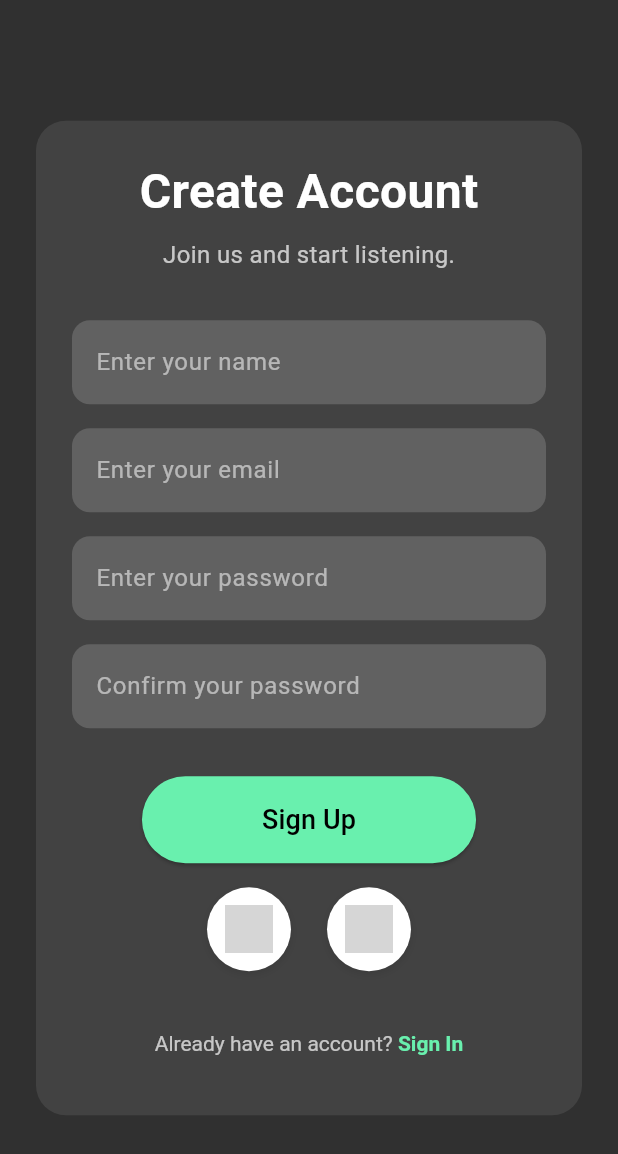
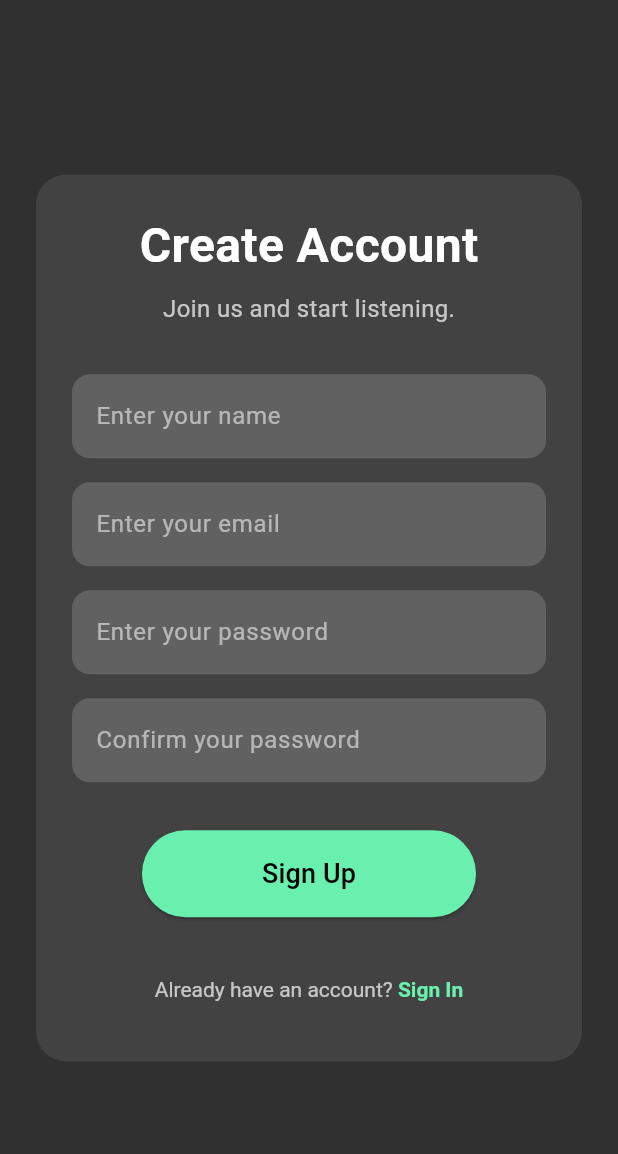
Before and after one commit to Adon-Paul/melody, a Flutter app: the screen it shows after launch, after a tap on the "arrow forward" icon, after a tap on "Log In", after a tap on "Sign Up", on a phone screen of 412 x 824 dp. Shown: the top 1154 px of the screen. Run offline on Flutter 3.47's test engine with Material 3 defaults, Android fonts, the phone set to English and light mode, and no system bars; our stand-ins replace firebase_auth, firebase_core, fluttertoast, google_sign_in; accounts and stored records are empty; network calls fail; grey boxes are pictures that could not be loaded.

Commit message:
add Google and Facebook sign-in

```diff
--- a/lib/auth/login_page.dart
+++ b/lib/auth/login_page.dart
@@ -1,12 +1,14 @@
+// Import necessary packages for UI, Firebase, Google Sign-In, and toasts.
 import 'package:fluttertoast/fluttertoast.dart';
 import 'package:flutter/material.dart';
+import 'package:firebase_auth/firebase_auth.dart';
+import 'package:google_sign_in/google_sign_in.dart';
+
+// Import local project files. Ensure these paths are correct in your project structure.
 import 'signup_page.dart';
 import '../test_page.dart';
 import '../ui elements/slide_transition.dart';
 import '../ui elements/social_sign_in_button.dart';
-
-
-import 'package:firebase_auth/firebase_auth.dart';
 
 class LoginPage extends StatefulWidget {
   const LoginPage({super.key});
@@ -16,22 +18,135 @@ class LoginPage extends StatefulWidget {
 }
 
 class _LoginPageState extends State<LoginPage> {
+  // Text editing controllers for the email and password fields.
   final TextEditingController _emailController = TextEditingController();
   final TextEditingController _passwordController = TextEditingController();
+
+  // State variables to manage loading indicators and display error messages.
   String? _errorMessage;
   bool _isLoading = false;
+
+  // --- Authentication Methods ---
+
+  /// Handles the sign-in process with email and password.
+  Future<void> _login() async {
+    // Check if the widget is still in the widget tree before updating state.
+    if (!mounted) return;
+
+    setState(() {
+      _isLoading = true;
+      _errorMessage = null;
+    });
+
+    try {
+      // Attempt to sign in with the provided credentials.
+      await FirebaseAuth.instance.signInWithEmailAndPassword(
+        email: _emailController.text.trim(),
+        password: _passwordController.text.trim(),
+      );
+
+      // On success, show a confirmation toast and navigate to the main app page.
+      if (mounted) {
+        Fluttertoast.showToast(msg: 'Login Successful!');
+        // Using pushReplacement prevents the user from navigating back to the login page.
+        Navigator.pushReplacement(
+          context,
+          MaterialPageRoute(builder: (context) => const TestPage()),
+        );
+      }
+    } on FirebaseAuthException catch (e) {
+      // Handle specific Firebase authentication errors (e.g., wrong password, user not found).
+      if (mounted) {
+        setState(() {
+          _errorMessage = e.message;
+        });
+      }
+    } catch (e) {
+      // Handle any other unexpected errors.
+      if (mounted) {
+        setState(() {
+          _errorMessage = 'An unexpected error occurred. Please try again.';
+        });
+      }
+    } finally {
+      // Ensure the loading indicator is turned off, regardless of success or failure.
+      if (mounted) {
+        setState(() {
+          _isLoading = false;
+        });
+      }
+    }
+  }
+
+  /// Handles the sign-in process with a Google account.
+  Future<void> _signInWithGoogle() async {
+    if (!mounted) return;
+    setState(() {
+      _isLoading = true;
+      _errorMessage = null;
+    });
+
+    try {
+      final GoogleSignIn googleSignIn = GoogleSignIn();
+      final GoogleSignInAccount? googleSignInAccount =
+          await googleSignIn.signIn();
+      final GoogleSignInAuthentication? googleSignInAuthentication =
+          await googleSignInAccount?.authentication;
+      final AuthCredential credential = GoogleAuthProvider.credential(
+          idToken: googleSignInAuthentication?.idToken,
+          accessToken: googleSignInAuthentication?.accessToken);
+      await FirebaseAuth.instance.signInWithCredential(credential);
+
+      if (mounted) {
+        Fluttertoast.showToast(msg: 'Google Sign-In Successful!');
+        Navigator.pushReplacement(
+          context,
+          MaterialPageRoute(builder: (context) => const TestPage()),
+        );
+      }
+    } on FirebaseAuthException catch (e) {
+      if (mounted) {
+        setState(() {
+          _errorMessage = e.message;
+        });
+      }
+    } catch (e) {
+      if (mounted) {
+        setState(() {
+          _errorMessage = 'Google sign-in failed. Please try again.';
+        });
+      }
+    } finally {
+      if (mounted) {
+        setState(() {
+          _isLoading = false;
+        });
+      }
+    }
+  }
+
+  // --- Widget Build Method ---
 
   @override
   Widget build(BuildContext context) {
     return Scaffold(
       backgroundColor: Colors.grey[850],
       body: Center(
+        // Use SingleChildScrollView to prevent overflow on smaller screens.
+        child: SingleChildScrollView(
           child: Container(
             padding: const EdgeInsets.all(32.0),
             margin: const EdgeInsets.symmetric(horizontal: 24.0),
             decoration: BoxDecoration(
               color: Colors.grey[800],
               borderRadius: BorderRadius.circular(20),
+              boxShadow: [
+                BoxShadow(
+                  color: Colors.black.withOpacity(0.3),
+                  spreadRadius: 5,
+                  blurRadius: 15,
+                ),
+              ],
             ),
             child: Column(
               mainAxisSize: MainAxisSize.min,
@@ -53,9 +168,11 @@ class _LoginPageState extends State<LoginPage> {
                   ),
                 ),
                 const SizedBox(height: 32),
+                // Email Text Field
                 TextField(
                   controller: _emailController,
                   keyboardType: TextInputType.emailAddress,
+                  style: const TextStyle(color: Colors.white),
                   decoration: InputDecoration(
                     prefixIcon: const Icon(Icons.person_outline, color: Colors.white54),
                     hintText: 'Email',
@@ -69,9 +186,11 @@ class _LoginPageState extends State<LoginPage> {
                   ),
                 ),
                 const SizedBox(height: 16),
+                // Password Text Field
                 TextField(
                   controller: _passwordController,
                   obscureText: true,
+                  style: const TextStyle(color: Colors.white),
                   decoration: InputDecoration(
                     prefixIcon: const Icon(Icons.lock_outline, color: Colors.white54),
                     hintText: 'Password',
@@ -85,9 +204,11 @@ class _LoginPageState extends State<LoginPage> {
                   ),
                 ),
                 const SizedBox(height: 32),
+                // Login Button
                 SizedBox(
                   width: double.infinity,
                   child: ElevatedButton(
+                    // Disable the button when _isLoading is true.
                     onPressed: _isLoading ? null : _login,
                     style: ElevatedButton.styleFrom(
                       backgroundColor: Colors.green,
@@ -111,33 +232,36 @@ class _LoginPageState extends State<LoginPage> {
                           ),
                   ),
                 ),
+                // Display error message if it exists.
                 if (_errorMessage != null) ...[
-                const SizedBox(height: 12),
+                  const SizedBox(height: 16),
                   Text(
                     _errorMessage!,
-                  style: const TextStyle(color: Colors.redAccent),
+                    style: const TextStyle(color: Colors.redAccent, fontSize: 14),
+                    textAlign: TextAlign.center,
                   ),
                 ],
                 const SizedBox(height: 24),
+                // Social Sign-In Buttons
                 Row(
                   mainAxisAlignment: MainAxisAlignment.center,
                   children: [
                     SocialSignInButton(
-                    imagePath: 'lib/images/google_logo.png',
-                    onTap: () {
-                      // TODO: Implement Google sign-in
-                    },
+                      imagePath: 'lib/images/google_logo.png', // Ensure this path is correct
+                      onTap: _isLoading ? () {} : _signInWithGoogle, // Disable tap when loading
                     ),
                     const SizedBox(width: 24),
                     SocialSignInButton(
-                    imagePath: 'lib/images/facebook_logo.png',
+                      imagePath: 'lib/images/facebook_logo.png', // Ensure this path is correct
                       onTap: () {
                         // TODO: Implement Facebook sign-in
+                        Fluttertoast.showToast(msg: 'Facebook Sign-In is not implemented yet.');
                       },
                     ),
                   ],
                 ),
                 const SizedBox(height: 24),
+                // Sign Up Navigation
                 Row(
                   mainAxisAlignment: MainAxisAlignment.center,
                   children: [
@@ -163,61 +287,29 @@ class _LoginPageState extends State<LoginPage> {
                   ],
                 ),
                 const SizedBox(height: 12),
+                // Forgot Password
                 GestureDetector(
                   onTap: () {
-                  // Navigate to forgot password page
+                    // TODO: Implement forgot password functionality
                   },
                   child: const Text(
                     'Forgot password?',
                     style: TextStyle(color: Colors.white70),
                   ),
                 ),
-
               ],
+            ),
           ),
         ),
       ),
     );
   }
-  void _login() async {
-    setState(() {
-      _isLoading = true;
-      _errorMessage = null;
-    });
-    try {
-      await FirebaseAuth.instance.signInWithEmailAndPassword(
-        email: _emailController.text.trim(),
-        password: _passwordController.text.trim(),
-      );
-      // Show toast and navigate to TestPage after successful login
-      if (mounted) {
-        Fluttertoast.showToast(
-          msg: 'yay success',
-          toastLength: Toast.LENGTH_SHORT,
-          gravity: ToastGravity.BOTTOM,
-        );
-        Navigator.pushReplacement(
-          context,
-          MaterialPageRoute(builder: (context) => const TestPage()),
-        );
-      }
-    } on FirebaseAuthException catch (e) {
-      setState(() {
-        _errorMessage = e.message;
-      });
-    } catch (e) {
-      setState(() {
-        _errorMessage = 'An error occurred. Please try again.';
-      });
-    } finally {
-      setState(() {
-        _isLoading = false;
-      });
-    }
-  }
+
+  // --- Lifecycle Methods ---
 
   @override
   void dispose() {
+    // Dispose controllers to free up resources when the widget is removed.
     _emailController.dispose();
     _passwordController.dispose();
     super.dispose();
--- a/lib/auth/signup_page.dart
+++ b/lib/auth/signup_page.dart
@@ -150,25 +150,6 @@ class _SignupPageState extends State<SignupPage> {
                     style: const TextStyle(color: Colors.redAccent),
                   ),
                 ],
-                const SizedBox(height: 16.0),
-                Row(
-                  mainAxisAlignment: MainAxisAlignment.center,
-                  children: [
-                    SocialSignInButton(
-                      imagePath: 'images/google_logo.png',
-                      onTap: () {
-                        // TODO: Implement Google sign-in
-                      },
-                    ),
-                    const SizedBox(width: 24),
-                    SocialSignInButton(
-                      imagePath: 'images/facebook_logo.png',
-                      onTap: () {
-                        // TODO: Implement Facebook sign-in
-                      },
-                    ),
-                  ],
-                ),
                 const SizedBox(height: 24.0),
                 TextButton(
                   onPressed: () {
--- a/pubspec.yaml
+++ b/pubspec.yaml
@@ -37,6 +37,7 @@ dependencies:
   firebase_core: ^4.0.0
   firebase_auth: ^6.0.1
   fluttertoast: ^8.2.12
+  google_sign_in: ^5.4.4
 
 dev_dependencies:
   flutter_test:
```
Also changed, not shown: pubspec.lock, 1 other file. Lines whose indentation alone changed are shown as unchanged.
